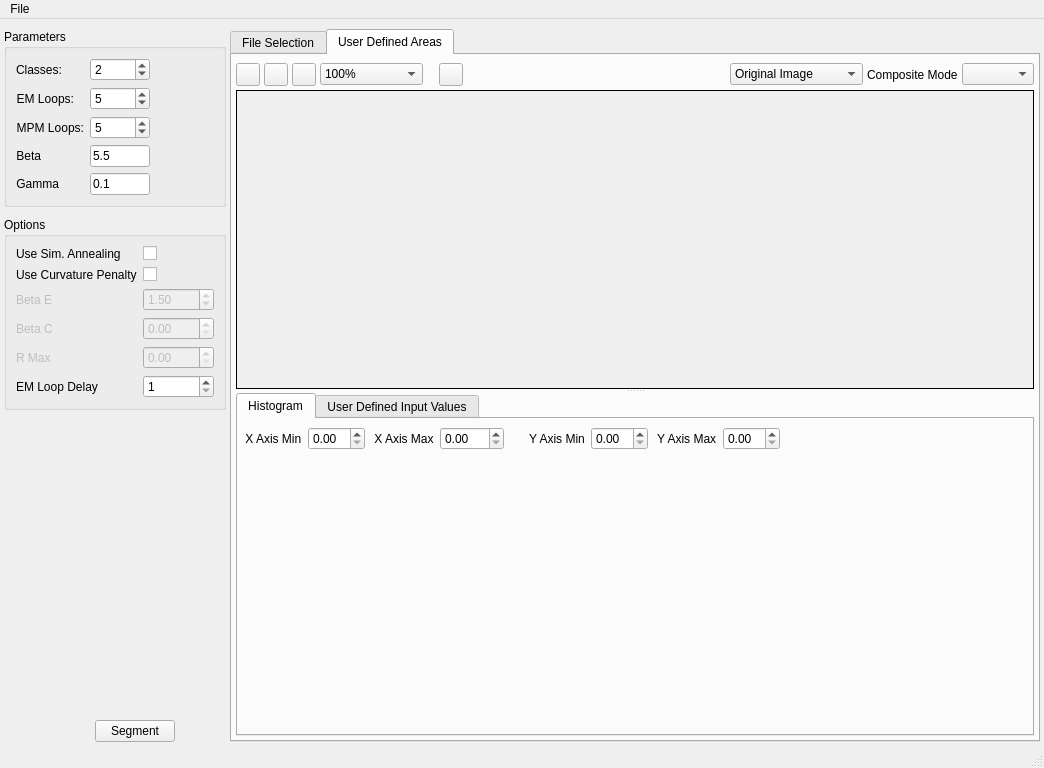
Old version of the form Code/EmMpmGui/UI_Files/EmMpmGui.ui in the repository BlueQuartzSoftware/EMMPMWorkbench.
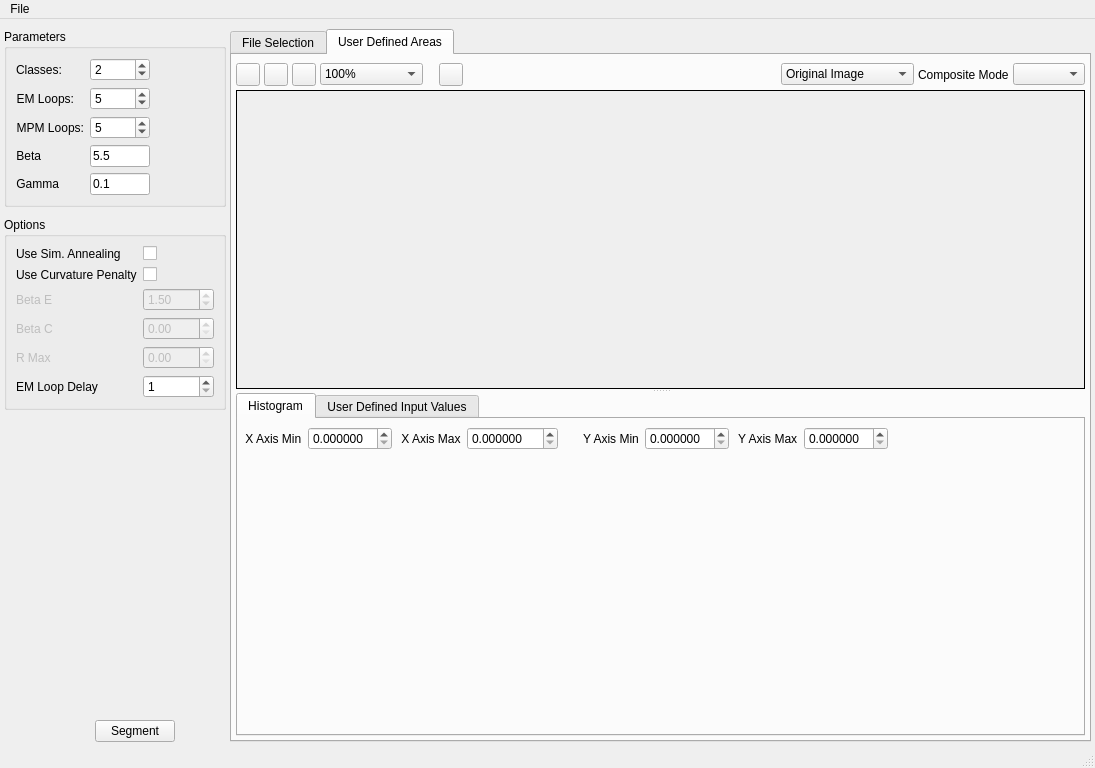
New version of the form. Icons and pictures are not drawn. Custom widgets are drawn as their Qt base class.

```diff
--- a/Code/EmMpmGui/UI_Files/EmMpmGui.ui
+++ b/Code/EmMpmGui/UI_Files/EmMpmGui.ui
@@ -6,7 +6,7 @@
    <rect>
     <x>0</x>
     <y>0</y>
-    <width>1044</width>
+    <width>1095</width>
     <height>768</height>
    </rect>
   </property>
@@ -1175,7 +1175,11 @@
                 </widget>
                </item>
                <item>
-                <widget class="QDoubleSpinBox" name="xAxisMin"/>
+                <widget class="QDoubleSpinBox" name="xAxisMin">
+                 <property name="decimals">
+                  <number>6</number>
+                 </property>
+                </widget>
                </item>
                <item>
                 <widget class="QLabel" name="label_25">
@@ -1186,6 +1190,9 @@
                </item>
                <item>
                 <widget class="QDoubleSpinBox" name="xAxisMax">
+                 <property name="decimals">
+                  <number>6</number>
+                 </property>
                  <property name="maximum">
                   <double>256.000000000000000</double>
                  </property>
@@ -1215,7 +1222,11 @@
                 </widget>
                </item>
                <item>
-                <widget class="QDoubleSpinBox" name="yAxisMin"/>
+                <widget class="QDoubleSpinBox" name="yAxisMin">
+                 <property name="decimals">
+                  <number>6</number>
+                 </property>
+                </widget>
                </item>
                <item>
                 <widget class="QLabel" name="label_27">
@@ -1225,7 +1236,11 @@
                 </widget>
                </item>
                <item>
-                <widget class="QDoubleSpinBox" name="yAxisMax"/>
+                <widget class="QDoubleSpinBox" name="yAxisMax">
+                 <property name="decimals">
+                  <number>6</number>
+                 </property>
+                </widget>
                </item>
                <item>
                 <spacer name="horizontalSpacer_7">
@@ -1327,7 +1342,7 @@
     <rect>
      <x>0</x>
      <y>0</y>
-     <width>1044</width>
+     <width>1095</width>
      <height>22</height>
     </rect>
    </property>
```
